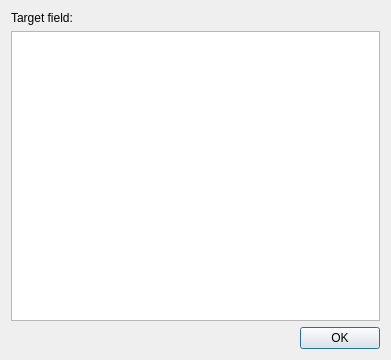
Old version of the form qt/aqt/forms/changemap.ui in the repository ankitects/anki.
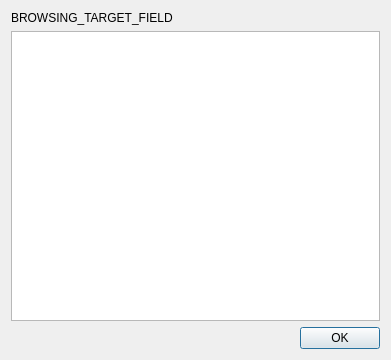
New version of the form.

```diff
--- a/qt/aqt/forms/changemap.ui
+++ b/qt/aqt/forms/changemap.ui
@@ -17,7 +17,7 @@
    <item>
     <widget class="QLabel" name="label">
      <property name="text">
-      <string>Target field:</string>
+      <string>BROWSING_TARGET_FIELD</string>
      </property>
      <property name="wordWrap">
       <bool>true</bool>
```
Left out of the diff: 2 changed lines with no effect on the pictures.
